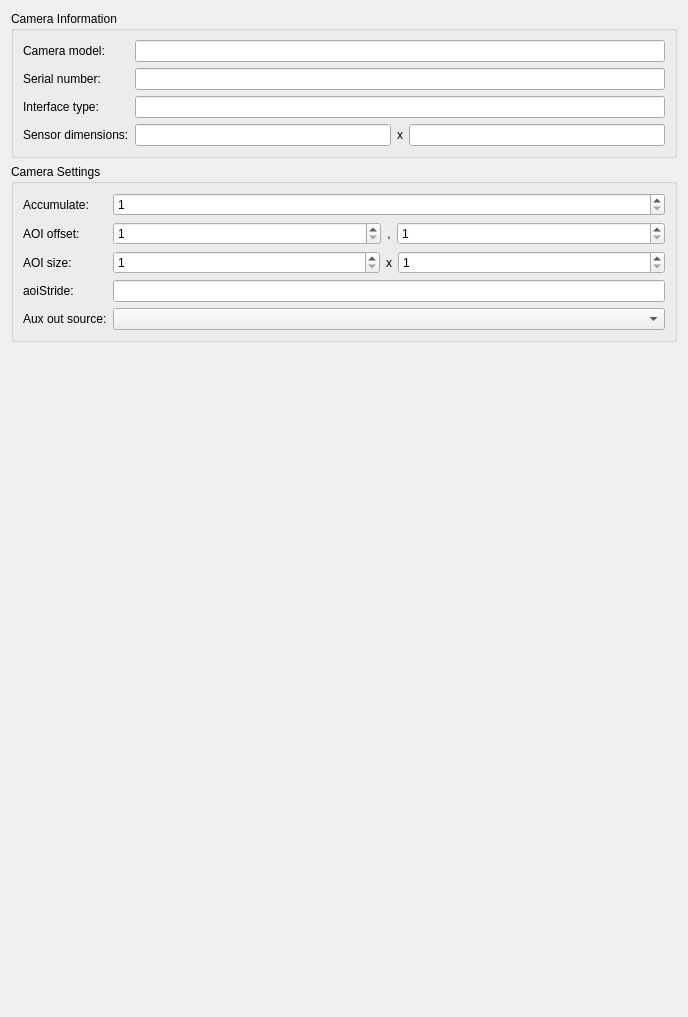
Before: the Qt Designer form acquisition/andor/direct_manip.ui in zachrahan/zplab, drawn with Qt 5.
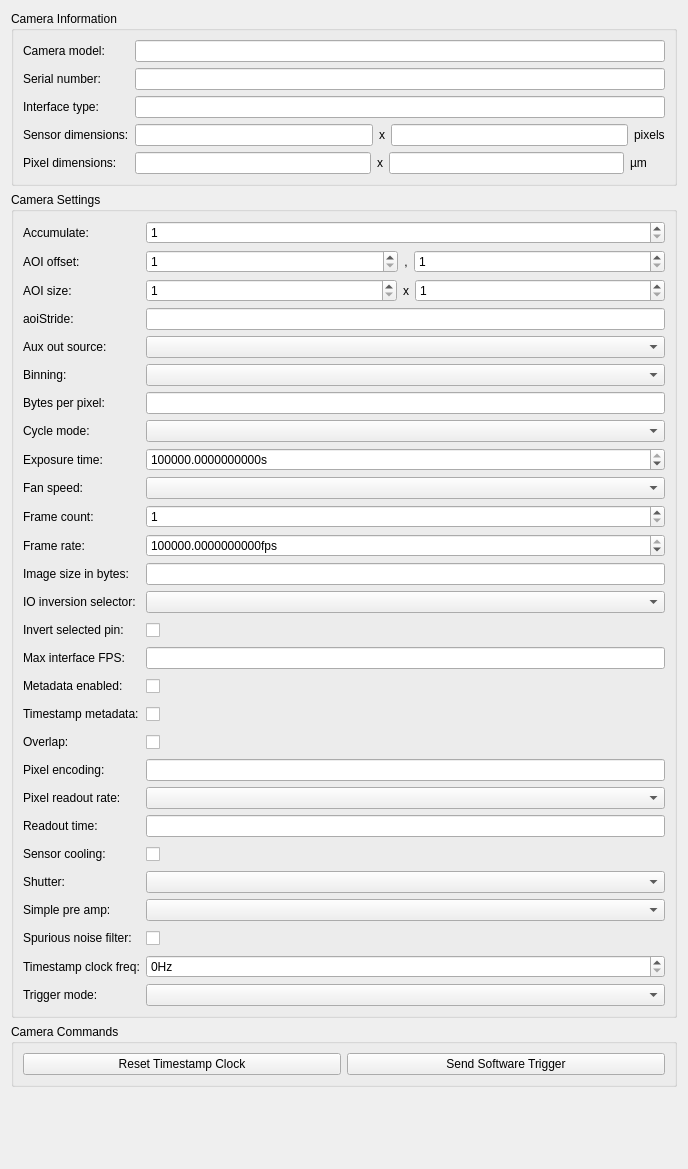
After: the same form once the commit is applied.

Commit message: Finish up Andor direct manip GUI and associated requisites.

The edit to the form file:
```diff
--- a/acquisition/andor/direct_manip.ui
+++ b/acquisition/andor/direct_manip.ui
@@ -7,7 +7,7 @@
     <x>0</x>
     <y>0</y>
     <width>688</width>
-    <height>1017</height>
+    <height>1169</height>
    </rect>
   </property>
   <property name="windowTitle">
@@ -25,6 +25,9 @@
         <property name="text">
          <string>Camera model:</string>
         </property>
+        <property name="buddy">
+         <cstring>cameraModelEdit</cstring>
+        </property>
        </widget>
       </item>
       <item row="0" column="1">
@@ -39,6 +42,9 @@
         <property name="text">
          <string>Serial number:</string>
         </property>
+        <property name="buddy">
+         <cstring>serialNumberEdit</cstring>
+        </property>
        </widget>
       </item>
       <item row="1" column="1">
@@ -53,6 +59,9 @@
         <property name="text">
          <string>Interface type:</string>
         </property>
+        <property name="buddy">
+         <cstring>interfaceTypeEdit</cstring>
+        </property>
        </widget>
       </item>
       <item row="2" column="1">
@@ -67,10 +76,13 @@
         <property name="text">
          <string>Sensor dimensions:</string>
         </property>
+        <property name="buddy">
+         <cstring>sensorWidthEdit</cstring>
+        </property>
        </widget>
       </item>
       <item row="3" column="1">
-       <layout class="QHBoxLayout" name="horizontalLayout">
+       <layout class="QHBoxLayout" name="sensorDimensionsLayout">
         <item>
          <widget class="QLineEdit" name="sensorWidthEdit">
           <property name="readOnly">
@@ -92,6 +104,73 @@
           </property>
          </widget>
         </item>
+        <item>
+         <widget class="QLabel" name="sensorDimensionsUnitLabel">
+          <property name="sizePolicy">
+           <sizepolicy hsizetype="Fixed" vsizetype="Preferred">
+            <horstretch>0</horstretch>
+            <verstretch>0</verstretch>
+           </sizepolicy>
+          </property>
+          <property name="text">
+           <string>pixels</string>
+          </property>
+         </widget>
+        </item>
+       </layout>
+      </item>
+      <item row="4" column="0">
+       <widget class="QLabel" name="pixelDimensionsLabel">
+        <property name="text">
+         <string>Pixel dimensions:</string>
+        </property>
+        <property name="buddy">
+         <cstring>pixelWidthEdit</cstring>
+        </property>
+       </widget>
+      </item>
+      <item row="4" column="1">
+       <layout class="QHBoxLayout" name="pixelDimensionsLayout">
+        <item>
+         <widget class="QLineEdit" name="pixelWidthEdit">
+          <property name="readOnly">
+           <bool>true</bool>
+          </property>
+         </widget>
+        </item>
+        <item>
+         <widget class="QLabel" name="pixelDimensionsDelimiterLabel">
+          <property name="text">
+           <string>x</string>
+          </property>
+         </widget>
+        </item>
+        <item>
+         <widget class="QLineEdit" name="pixelHeightEdit">
+          <property name="readOnly">
+           <bool>true</bool>
+          </property>
+         </widget>
+        </item>
+        <item>
+         <widget class="QLabel" name="pixelDimensionsUnitLabel">
+          <property name="sizePolicy">
+           <sizepolicy hsizetype="Fixed" vsizetype="Preferred">
+            <horstretch>0</horstretch>
+            <verstretch>0</verstretch>
+           </sizepolicy>
+          </property>
+          <property name="minimumSize">
+           <size>
+            <width>35</width>
+            <height>0</height>
+           </size>
+          </property>
+          <property name="text">
+           <string>µm</string>
+          </property>
+         </widget>
+        </item>
        </layout>
       </item>
      </layout>
@@ -103,11 +182,34 @@
       <string>Camera Settings</string>
      </property>
      <layout class="QFormLayout" name="formLayout_2">
+      <item row="0" column="0">
+       <widget class="QLabel" name="accumulateCountLabel">
+        <property name="text">
+         <string>Accumulate:</string>
+        </property>
+        <property name="buddy">
+         <cstring>accumulateCountSpinBox</cstring>
+        </property>
+       </widget>
+      </item>
+      <item row="0" column="1">
+       <widget class="QSpinBox" name="accumulateCountSpinBox">
+        <property name="minimum">
+         <number>1</number>
+        </property>
+        <property name="maximum">
+         <number>999999</number>
+        </property>
+       </widget>
+      </item>
       <item row="1" column="0">
        <widget class="QLabel" name="aoiOffsetLabel">
         <property name="text">
          <string>AOI offset:</string>
         </property>
+        <property name="buddy">
+         <cstring>aoiLeftSpinBox</cstring>
+        </property>
        </widget>
       </item>
       <item row="1" column="1">
@@ -161,6 +263,9 @@
         <property name="text">
          <string>AOI size:</string>
         </property>
+        <property name="buddy">
+         <cstring>aoiWidthSpinBox</cstring>
+        </property>
        </widget>
       </item>
       <item row="2" column="1">
@@ -208,6 +313,9 @@
         <property name="text">
          <string>aoiStride:</string>
         </property>
+        <property name="buddy">
+         <cstring>aoiStrideEdit</cstring>
+        </property>
        </widget>
       </item>
       <item row="3" column="1">
@@ -222,25 +330,470 @@
         <property name="text">
          <string>Aux out source:</string>
         </property>
+        <property name="buddy">
+         <cstring>auxiliaryOutSourceCombo</cstring>
+        </property>
        </widget>
       </item>
       <item row="4" column="1">
        <widget class="QComboBox" name="auxiliaryOutSourceCombo"/>
       </item>
-      <item row="0" column="0">
-       <widget class="QLabel" name="accumulateCountLabel">
+      <item row="5" column="0">
+       <widget class="QLabel" name="binningLabel">
         <property name="text">
-         <string>Accumulate:</string>
+         <string>Binning:</string>
         </property>
+        <property name="buddy">
+         <cstring>binningCombo</cstring>
+        </property>
        </widget>
       </item>
-      <item row="0" column="1">
-       <widget class="QSpinBox" name="accumulateCountSpinBox">
+      <item row="5" column="1">
+       <widget class="QComboBox" name="binningCombo"/>
+      </item>
+      <item row="6" column="0">
+       <widget class="QLabel" name="bytesPerPixelLabel">
+        <property name="text">
+         <string>Bytes per pixel:</string>
+        </property>
+        <property name="buddy">
+         <cstring>bytesPerPixelEdit</cstring>
+        </property>
+       </widget>
+      </item>
+      <item row="6" column="1">
+       <widget class="QLineEdit" name="bytesPerPixelEdit">
+        <property name="readOnly">
+         <bool>true</bool>
+        </property>
+       </widget>
+      </item>
+      <item row="7" column="0">
+       <widget class="QLabel" name="cycleModeLabel">
+        <property name="text">
+         <string>Cycle mode:</string>
+        </property>
+        <property name="buddy">
+         <cstring>cycleModeCombo</cstring>
+        </property>
+       </widget>
+      </item>
+      <item row="7" column="1">
+       <widget class="QComboBox" name="cycleModeCombo"/>
+      </item>
+      <item row="8" column="0">
+       <widget class="QLabel" name="exposureTimeLabel">
+        <property name="text">
+         <string>Exposure time:</string>
+        </property>
+        <property name="buddy">
+         <cstring>exposureTimeSpinBox</cstring>
+        </property>
+       </widget>
+      </item>
+      <item row="8" column="1">
+       <widget class="QDoubleSpinBox" name="exposureTimeSpinBox">
+        <property name="suffix">
+         <string>s</string>
+        </property>
+        <property name="decimals">
+         <number>10</number>
+        </property>
+        <property name="minimum">
+         <double>0.000001000000000</double>
+        </property>
+        <property name="maximum">
+         <double>999999999.000000000000000</double>
+        </property>
+        <property name="singleStep">
+         <double>0.001000000000000</double>
+        </property>
+        <property name="value">
+         <double>999999999.000000000000000</double>
+        </property>
+       </widget>
+      </item>
+      <item row="9" column="0">
+       <widget class="QLabel" name="fanSpeedLabel">
+        <property name="text">
+         <string>Fan speed:</string>
+        </property>
+        <property name="buddy">
+         <cstring>fanSpeedCombo</cstring>
+        </property>
+       </widget>
+      </item>
+      <item row="9" column="1">
+       <widget class="QComboBox" name="fanSpeedCombo"/>
+      </item>
+      <item row="10" column="0">
+       <widget class="QLabel" name="frameCountLabel">
+        <property name="text">
+         <string>Frame count:</string>
+        </property>
+        <property name="buddy">
+         <cstring>frameCountSpinBox</cstring>
+        </property>
+       </widget>
+      </item>
+      <item row="10" column="1">
+       <widget class="QSpinBox" name="frameCountSpinBox">
         <property name="minimum">
          <number>1</number>
         </property>
         <property name="maximum">
-         <number>999999</number>
+         <number>999999999</number>
+        </property>
+       </widget>
+      </item>
+      <item row="11" column="0">
+       <widget class="QLabel" name="frameRateLabel">
+        <property name="text">
+         <string>Frame rate:</string>
+        </property>
+        <property name="buddy">
+         <cstring>frameRateSpinBox</cstring>
+        </property>
+       </widget>
+      </item>
+      <item row="11" column="1">
+       <widget class="QDoubleSpinBox" name="frameRateSpinBox">
+        <property name="suffix">
+         <string>fps</string>
+        </property>
+        <property name="decimals">
+         <number>10</number>
+        </property>
+        <property name="minimum">
+         <double>0.000001000000000</double>
+        </property>
+        <property name="maximum">
+         <double>999999999.000000000000000</double>
+        </property>
+        <property name="singleStep">
+         <double>0.100000000000000</double>
+        </property>
+        <property name="value">
+         <double>999999999.000000000000000</double>
+        </property>
+       </widget>
+      </item>
+      <item row="12" column="0">
+       <widget class="QLabel" name="imageSizeBytesLabel">
+        <property name="text">
+         <string>Image size in bytes:</string>
+        </property>
+        <property name="buddy">
+         <cstring>imageSizeBytesEdit</cstring>
+        </property>
+       </widget>
+      </item>
+      <item row="12" column="1">
+       <widget class="QLineEdit" name="imageSizeBytesEdit">
+        <property name="readOnly">
+         <bool>true</bool>
+        </property>
+       </widget>
+      </item>
+      <item row="13" column="0">
+       <widget class="QLabel" name="ioSelectorLabel">
+        <property name="text">
+         <string>IO inversion selector:</string>
+        </property>
+        <property name="buddy">
+         <cstring>ioSelectorCombo</cstring>
+        </property>
+       </widget>
+      </item>
+      <item row="13" column="1">
+       <widget class="QComboBox" name="ioSelectorCombo"/>
+      </item>
+      <item row="14" column="0">
+       <widget class="QLabel" name="ioInvertLabel">
+        <property name="text">
+         <string>Invert selected pin:</string>
+        </property>
+        <property name="buddy">
+         <cstring>ioInvertCheckBox</cstring>
+        </property>
+       </widget>
+      </item>
+      <item row="14" column="1">
+       <widget class="QCheckBox" name="ioInvertCheckBox">
+        <property name="minimumSize">
+         <size>
+          <width>0</width>
+          <height>22</height>
+         </size>
+        </property>
+        <property name="text">
+         <string/>
+        </property>
+       </widget>
+      </item>
+      <item row="15" column="0">
+       <widget class="QLabel" name="maxInterfaceTransferRateLabel">
+        <property name="text">
+         <string>Max interface FPS:</string>
+        </property>
+        <property name="buddy">
+         <cstring>maxInterfaceTransferRateEdit</cstring>
+        </property>
+       </widget>
+      </item>
+      <item row="15" column="1">
+       <widget class="QLineEdit" name="maxInterfaceTransferRateEdit">
+        <property name="readOnly">
+         <bool>true</bool>
+        </property>
+       </widget>
+      </item>
+      <item row="16" column="0">
+       <widget class="QLabel" name="metadataEnabledLabel">
+        <property name="text">
+         <string>Metadata enabled:</string>
+        </property>
+        <property name="buddy">
+         <cstring>metadataEnabledCheckBox</cstring>
+        </property>
+       </widget>
+      </item>
+      <item row="16" column="1">
+       <widget class="QCheckBox" name="metadataEnabledCheckBox">
+        <property name="minimumSize">
+         <size>
+          <width>0</width>
+          <height>22</height>
+         </size>
+        </property>
+        <property name="text">
+         <string/>
+        </property>
+       </widget>
+      </item>
+      <item row="17" column="0">
+       <widget class="QLabel" name="metadataTimestampEnabledLabel">
+        <property name="text">
+         <string>Timestamp metadata:</string>
+        </property>
+        <property name="buddy">
+         <cstring>metadataTimestampEnabledCheckBox</cstring>
+        </property>
+       </widget>
+      </item>
+      <item row="17" column="1">
+       <widget class="QCheckBox" name="metadataTimestampEnabledCheckBox">
+        <property name="minimumSize">
+         <size>
+          <width>0</width>
+          <height>22</height>
+         </size>
+        </property>
+        <property name="text">
+         <string/>
+        </property>
+       </widget>
+      </item>
+      <item row="18" column="0">
+       <widget class="QLabel" name="overlapLabel">
+        <property name="text">
+         <string>Overlap:</string>
+        </property>
+        <property name="buddy">
+         <cstring>overlapCheckBox</cstring>
+        </property>
+       </widget>
+      </item>
+      <item row="18" column="1">
+       <widget class="QCheckBox" name="overlapCheckBox">
+        <property name="minimumSize">
+         <size>
+          <width>0</width>
+          <height>22</height>
+         </size>
+        </property>
+        <property name="text">
+         <string/>
+        </property>
+       </widget>
+      </item>
+      <item row="19" column="0">
+       <widget class="QLabel" name="pixelEncodingLabel">
+        <property name="text">
+         <string>Pixel encoding:</string>
+        </property>
+        <property name="buddy">
+         <cstring>pixelEncodingEdit</cstring>
+        </property>
+       </widget>
+      </item>
+      <item row="19" column="1">
+       <widget class="QLineEdit" name="pixelEncodingEdit">
+        <property name="toolTip">
+         <string>A function of simple pre amp (change simple pre amp to modify this value)</string>
+        </property>
+        <property name="readOnly">
+         <bool>true</bool>
+        </property>
+       </widget>
+      </item>
+      <item row="21" column="0">
+       <widget class="QLabel" name="readoutTimeLabel">
+        <property name="text">
+         <string>Readout time:</string>
+        </property>
+        <property name="buddy">
+         <cstring>readoutTimeEdit</cstring>
+        </property>
+       </widget>
+      </item>
+      <item row="21" column="1">
+       <widget class="QLineEdit" name="readoutTimeEdit"/>
+      </item>
+      <item row="22" column="0">
+       <widget class="QLabel" name="sensorCoolingLabel">
+        <property name="text">
+         <string>Sensor cooling:</string>
+        </property>
+        <property name="buddy">
+         <cstring>sensorCoolingCheckBox</cstring>
+        </property>
+       </widget>
+      </item>
+      <item row="22" column="1">
+       <widget class="QCheckBox" name="sensorCoolingCheckBox">
+        <property name="minimumSize">
+         <size>
+          <width>0</width>
+          <height>22</height>
+         </size>
+        </property>
+        <property name="text">
+         <string/>
+        </property>
+       </widget>
+      </item>
+      <item row="23" column="0">
+       <widget class="QLabel" name="shutterLabel">
+        <property name="text">
+         <string>Shutter:</string>
+        </property>
+        <property name="buddy">
+         <cstring>shutterCombo</cstring>
+        </property>
+       </widget>
+      </item>
+      <item row="23" column="1">
+       <widget class="QComboBox" name="shutterCombo"/>
+      </item>
+      <item row="24" column="0">
+       <widget class="QLabel" name="simplePreAmpLabel">
+        <property name="text">
+         <string>Simple pre amp:</string>
+        </property>
+        <property name="buddy">
+         <cstring>simplePreAmpCombo</cstring>
+        </property>
+       </widget>
+      </item>
+      <item row="24" column="1">
+       <widget class="QComboBox" name="simplePreAmpCombo"/>
+      </item>
+      <item row="25" column="0">
+       <widget class="QLabel" name="spuriousNoiseFilterLabel">
+        <property name="text">
+         <string>Spurious noise filter:</string>
+        </property>
+        <property name="buddy">
+         <cstring>spuriousNoiseFilterCheckBox</cstring>
+        </property>
+       </widget>
+      </item>
+      <item row="25" column="1">
+       <widget class="QCheckBox" name="spuriousNoiseFilterCheckBox">
+        <property name="minimumSize">
+         <size>
+          <width>0</width>
+          <height>22</height>
+         </size>
+        </property>
+        <property name="text">
+         <string/>
+        </property>
+       </widget>
+      </item>
+      <item row="26" column="0">
+       <widget class="QLabel" name="timestampClockFrequencyLabel">
+        <property name="text">
+         <string>Timestamp clock freq:</string>
+        </property>
+        <property name="buddy">
+         <cstring>timestampClockFrequencySpinBox</cstring>
+        </property>
+       </widget>
+      </item>
+      <item row="26" column="1">
+       <widget class="QSpinBox" name="timestampClockFrequencySpinBox">
+        <property name="suffix">
+         <string>Hz</string>
+        </property>
+        <property name="maximum">
+         <number>999999999</number>
+        </property>
+       </widget>
+      </item>
+      <item row="27" column="0">
+       <widget class="QLabel" name="triggerModeLabel">
+        <property name="text">
+         <string>Trigger mode:</string>
+        </property>
+        <property name="buddy">
+         <cstring>triggerModeCombo</cstring>
+        </property>
+       </widget>
+      </item>
+      <item row="27" column="1">
+       <widget class="QComboBox" name="triggerModeCombo"/>
+      </item>
+      <item row="20" column="0">
+       <widget class="QLabel" name="pixelReadoutRateLabel">
+        <property name="text">
+         <string>Pixel readout rate:</string>
+        </property>
+        <property name="buddy">
+         <cstring>pixelReadoutRateCombo</cstring>
+        </property>
+       </widget>
+      </item>
+      <item row="20" column="1">
+       <widget class="QComboBox" name="pixelReadoutRateCombo"/>
+      </item>
+     </layout>
+    </widget>
+   </item>
+   <item>
+    <widget class="QGroupBox" name="commandsGroupBox">
+     <property name="title">
+      <string>Camera Commands</string>
+     </property>
+     <layout class="QGridLayout" name="gridLayout">
+      <item row="0" column="1">
+       <widget class="QPushButton" name="softwareTriggerButton">
+        <property name="text">
+         <string>Send Software Trigger</string>
+        </property>
+        <property name="autoDefault">
+         <bool>false</bool>
+        </property>
+       </widget>
+      </item>
+      <item row="0" column="0">
+       <widget class="QPushButton" name="resetTimestampClockButton">
+        <property name="text">
+         <string>Reset Timestamp Clock</string>
+        </property>
+        <property name="autoDefault">
+         <bool>false</bool>
         </property>
        </widget>
       </item>
```
Left out of the diff: 41 changed lines with no effect on the pictures. The commit also changes 5 other files.
